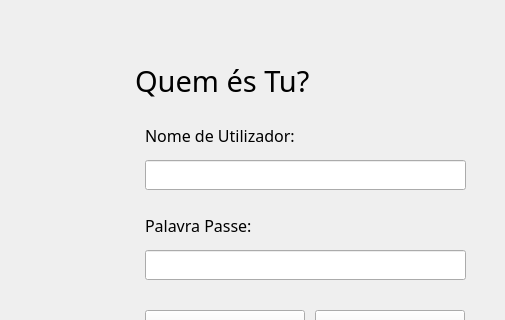
This is Interfaces/formLogin.ui in broski606/Projeto_Final_PSI as Qt 5 draws it before an edit; both pictures show x 295 to 800 and y 0 to 320 of the 800 by 600 pixel window. The edited form follows.
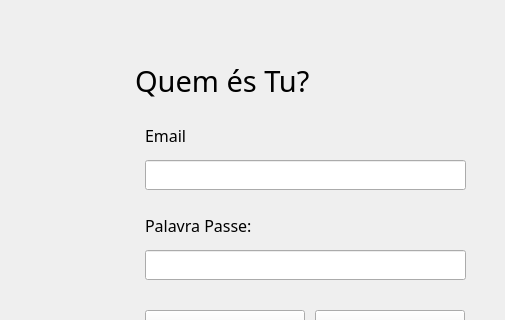
This is the edited form. Icons and pictures are not drawn.

The edit to the form file:
```diff
--- a/Interfaces/formLogin.ui
+++ b/Interfaces/formLogin.ui
@@ -49,7 +49,7 @@
      </font>
     </property>
     <property name="text">
-     <string>Nome de Utilizador:</string>
+     <string>Email</string>
     </property>
    </widget>
    <widget class="QLabel" name="label_3">
```
Left out of the diff: 2 changed lines with no effect on the pictures.
